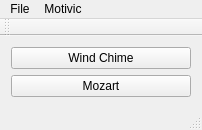
Before: the Qt Designer form mainwindow.ui in fenixnix/AlgorithmicMusic, drawn with Qt 5.
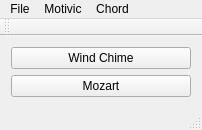
After: the same form once the commit is applied.

Commit message: Add Chord Function

```diff
--- a/mainwindow.ui
+++ b/mainwindow.ui
@@ -51,8 +51,15 @@
     </property>
     <addaction name="actionbeginning"/>
    </widget>
+   <widget class="QMenu" name="menuChord">
+    <property name="title">
+     <string>Chord</string>
+    </property>
+    <addaction name="actionTest"/>
+   </widget>
    <addaction name="menuFile"/>
    <addaction name="menuMotivic"/>
+   <addaction name="menuChord"/>
   </widget>
   <widget class="QToolBar" name="mainToolBar">
    <attribute name="toolBarArea">
```
Left out of the diff: 5 changed lines with no effect on the pictures. The commit also changes 12 other files.
